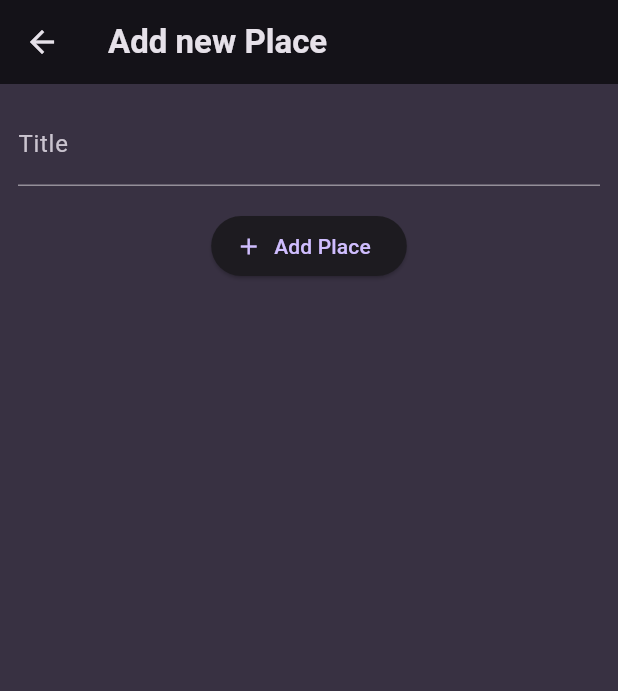
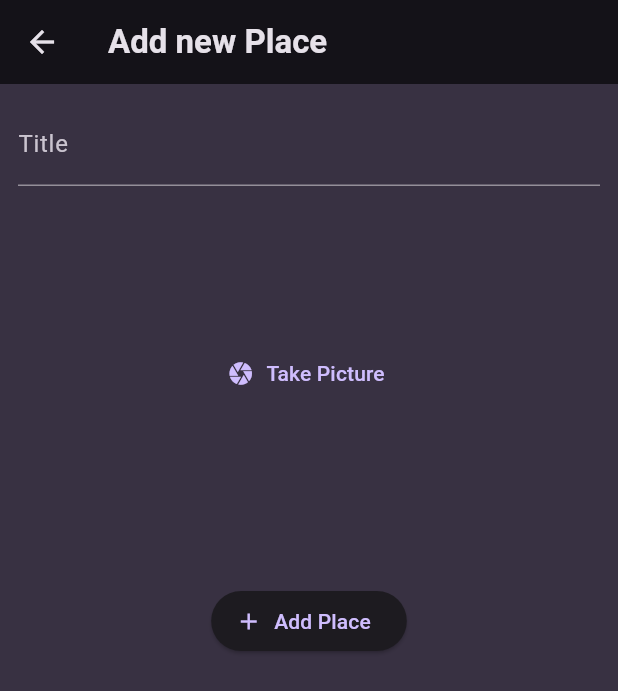
Before and after one commit to yuvi0717/favorite_places, a Flutter app: the AddPlaceScreen screen opened directly, on a phone screen of 412 x 824 dp. Shown: the top 691 px of the screen. Run offline on Flutter 3.47's test engine with Material 3 defaults, Android fonts, the phone set to English and light mode, and no system bars; our stand-ins replace flutter_riverpod, google_fonts.

```diff
--- a/lib/screens/add_place.dart
+++ b/lib/screens/add_place.dart
@@ -1,3 +1,4 @@
+import 'package:favorite_places/widgets/image_input.dart';
 import 'package:flutter/material.dart';
 import 'package:flutter_riverpod/flutter_riverpod.dart';
 
@@ -48,6 +49,7 @@ class _AddPlaceScreenState extends ConsumerState<AddPlaceScreen> {
                 color: Theme.of(context).colorScheme.onBackground,
               ),
             ),
+            ImageInput(),
             const SizedBox(height: 16),
             ElevatedButton.icon(
               onPressed: _savePlace,
--- /dev/null
+++ b/lib/widgets/image_input.dart
@@ -0,0 +1,26 @@
+import 'package:flutter/material.dart';
+
+class ImageInput extends StatefulWidget {
+  const ImageInput({super.key});
+
+  @override
+  State<StatefulWidget> createState() {
+    return _ImageInputState();
+  }
+}
+
+class _ImageInputState extends State<ImageInput> {
+  @override
+  Widget build(BuildContext context) {
+    return Container(
+      height: 250,
+      width: double.infinity,
+      alignment: Alignment.center,
+      child: TextButton.icon(
+        onPressed: () {},
+        label: Text('Take Picture'),
+        icon: Icon(Icons.camera),
+      ),
+    );
+  }
+}
```
